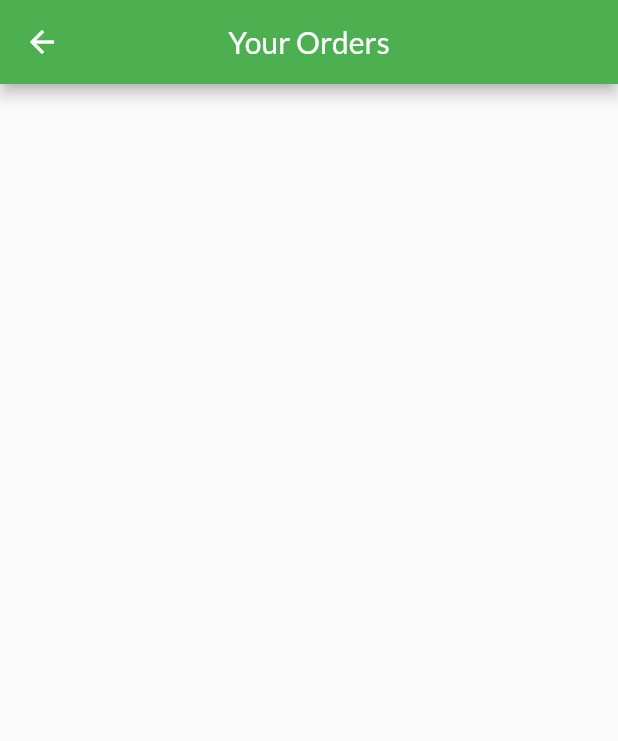
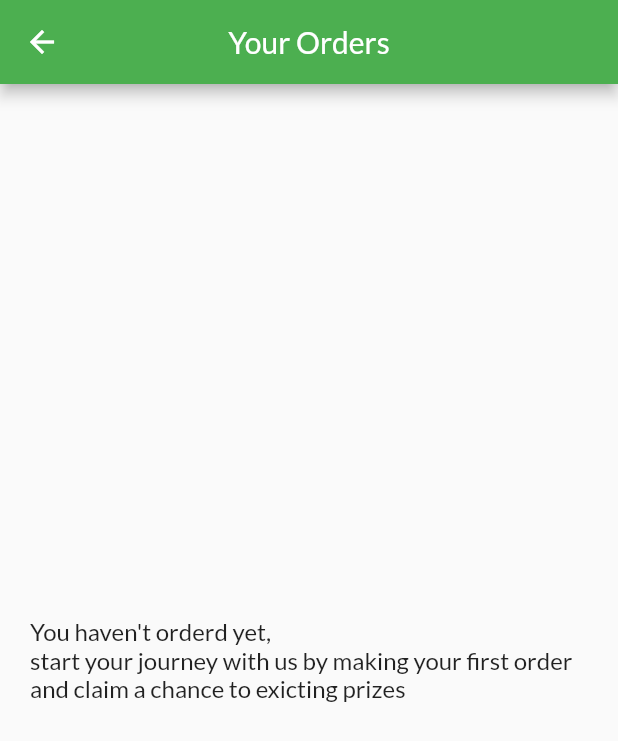
Before and after one commit to Karthik-Yadlapalli/flutter-shopping-app, a Flutter app: the OrdersScreen screen opened by its route, on a phone screen of 412 x 824 dp. Shown: the top 741 px of the screen. Run offline on Flutter 3.47's test engine with Material 2 defaults, Android fonts, the phone set to English and light mode, and no system bars; network calls fail.

Commit message:
orders to DB

```diff
--- a/lib/providers/products_provider.dart
+++ b/lib/providers/products_provider.dart
@@ -6,136 +6,7 @@ import 'products.dart';
 import 'package:http/http.dart' as http;
 
 class Products extends ChangeNotifier {
-  List<Product> _items = [
-    // Product(
-    //     id: "001",
-    //     title: "Ficus Bonsai Plant",
-    //     dimensions:
-    //         'We ship in a standard 10x10x60 cm containers for easy handling and safety of your products. The products are slightly bent at the bottom for perfect hold.',
-    //     material:
-    //         'These artificial flowers are made with real-touch plastic for exellent touch and feel.',
-    //     shipping_return_details:
-    //         'We offer same day shipping and 30 days return or exchange. Don\'t like the product you received? Get in touch with our team at +91 886652xxxx on Phone or Whatsapp.',
-    //     description:
-    //         "Artificial Ficus Bonsai Plant in a Ceramic Vase, Table/Desk Plant (6 Stems, 252 Leafs, 41 cm Tall, Mixed Material, Green)",
-    //     price: 19.99,
-    //     careInstruction:
-    //         'We believe in sustainable shopping experience. These plants are durable , and can easily withstand indoor weather conditions. Our plants and flowers are washable and pet-friendly too.',
-    //     imageUrl:
-    //         "https://media.istockphoto.com/id/1171494620/photo/bright-living-room-with-large-houseplant-on-wooden-floor-popular-house-plant.jpg?s=612x612&w=0&k=20&c=t8bELXss92Z5z5jxFpgJe_uacwCLDG62A_UppMQ3hUw="),
-    // Product(
-    //     id: "004",
-    //     title: "Bamboo Bonsai",
-    //     dimensions:
-    //         'We ship in a standard 10x10x60 cm containers for easy handling and safety of your products. The products are slightly bent at the bottom for perfect hold.',
-    //     material:
-    //         'These artificial flowers are made with real-touch plastic for exellent touch and feel.',
-    //     shipping_return_details:
-    //         'We offer same day shipping and 30 days return or exchange. Don\'t like the product you received? Get in touch with our team at +91 886652xxxx on Phone or Whatsapp.',
-    //     careInstruction:
-    //         'We believe in sustainable shopping experience. These plants are durable , and can easily withstand indoor weather conditions. Our plants and flowers are washable and pet-friendly too.',
-    //     description:
-    //         "Artificial Bamboo Bonsai Plant with Ceramic Pot, Table/Desk Plant (199 Leafs, 38 cm Tall, Mixed Material, Green)",
-    //     price: 24.99,
-    //     imageUrl:
-    //         "https://cdn.shopify.com/s/files/1/0403/2465/products/unnamed_1024x1024.jpg?v=1588659102"),
-    // Product(
-    //     id: "007",
-    //     title: "Bonsai Fiddle Leaf Plant",
-    //     dimensions:
-    //         'We ship in a standard 10x10x60 cm containers for easy handling and safety of your products. The products are slightly bent at the bottom for perfect hold.',
-    //     material:
-    //         'These artificial flowers are made with real-touch plastic for exellent touch and feel.',
-    //     shipping_return_details:
-    //         'We offer same day shipping and 30 days return or exchange. Don\'t like the product you received? Get in touch with our team at +91 886652xxxx on Phone or Whatsapp.',
-    //     careInstruction:
-    //         'We believe in sustainable shopping experience. These plants are durable , and can easily withstand indoor weather conditions. Our plants and flowers are washable and pet-friendly too.',
-    //     description:
-    //         "Artificial Bonsai Fiddle Leaf Plant with Ceramic Pot (29 cm, Green)",
-    //     price: 29.99,
-    //     imageUrl:
-    //         "https://cdn.shopify.com/s/files/1/0248/6983/products/ElhoVibeBlue_Monstera.jpg?v=1676332912"),
-    // Product(
-    //     id: "012",
-    //     title: "Artificial Plant Bonsai",
-    //     dimensions:
-    //         'We ship in a standard 10x10x60 cm containers for easy handling and safety of your products. The products are slightly bent at the bottom for perfect hold.',
-    //     material:
-    //         'These artificial flowers are made with real-touch plastic for exellent touch and feel.',
-    //     shipping_return_details:
-    //         'We offer same day shipping and 30 days return or exchange. Don\'t like the product you received? Get in touch with our team at +91 886652xxxx on Phone or Whatsapp.',
-    //     careInstruction:
-    //         'We believe in sustainable shopping experience. These plants are durable , and can easily withstand indoor weather conditions. Our plants and flowers are washable and pet-friendly too.',
-    //     description:
-    //         "Artificial Plant Bonsai in Grey Plastic Pot for Home Decor | Decoration Items for Living Room | Decorative Table Top Indoor Plants Bonsai for Office Desks & Counters (Banyan Bonsai)",
-    //     price: 34.99,
-    //     imageUrl:
-    //         "https://cdn.shopify.com/s/files/1/0697/4819/5626/products/815LBKcNpCL._SL1500.jpg?v=1675803554&width=493"),
-    // Product(
-    //     id: "015",
-    //     dimensions:
-    //         'We ship in a standard 10x10x60 cm containers for easy handling and safety of your products. The products are slightly bent at the bottom for perfect hold.',
-    //     material:
-    //         'These artificial flowers are made with real-touch plastic for exellent touch and feel.',
-    //     title: "Large Floor Areca Palm Plant",
-    //     careInstruction:
-    //         'We believe in sustainable shopping experience. These plants are durable , and can easily withstand indoor weather conditions. Our plants and flowers are washable and pet-friendly too.',
-    //     description:
-    //         "Artificial Large Floor Areca Palm Plant with/without Plastic Pot for Home Decor | Decoration Items for Living Room | Decorative Table-top Indoor Plants Bonsai for Office Desks & Counters",
-    //     price: 39.99,
-    //     shipping_return_details:
-    //         'We offer same day shipping and 30 days return or exchange. Don\'t like the product you received? Get in touch with our team at +91 886652xxxx on Phone or Whatsapp.',
-    //     imageUrl:
-    //         "https://cdn.shopify.com/s/files/1/0697/4819/5626/products/81jR5UU9y3L._SL1500.jpg?v=1672467599&width=493"),
-    // Product(
-    //     id: "018",
-    //     title: "Artificial Bamboo Big Size Plant",
-    //     dimensions:
-    //         'We ship in a standard 10x10x60 cm containers for easy handling and safety of your products. The products are slightly bent at the bottom for perfect hold.',
-    //     material:
-    //         'These artificial flowers are made with real-touch plastic for exellent touch and feel.',
-    //     shipping_return_details:
-    //         'We offer same day shipping and 30 days return or exchange. Don\'t like the product you received? Get in touch with our team at +91 886652xxxx on Phone or Whatsapp.',
-    //     careInstruction:
-    //         'We believe in sustainable shopping experience. These plants are durable , and can easily withstand indoor weather conditions. Our plants and flowers are washable and pet-friendly too.',
-    //     description:
-    //         "Artificial Bamboo Big Size Plant with Plastic Pot (Height - 5 Feet) (With / Without Pot)",
-    //     price: 14.99,
-    //     imageUrl:
-    //         "https://cdn.shopify.com/s/files/1/0697/4819/5626/products/81pnZz3BUrL._SL1500.jpg?v=1672468318&width=493"),
-    // Product(
-    //     id: "020",
-    //     title: "Artificial Daisy Flower Bunch",
-    //     dimensions:
-    //         'We ship in a standard 10x10x60 cm containers for easy handling and safety of your products. The products are slightly bent at the bottom for perfect hold.',
-    //     material:
-    //         'These artificial flowers are made with real-touch plastic for exellent touch and feel.',
-    //     shipping_return_details:
-    //         'We offer same day shipping and 30 days return or exchange. Don\'t like the product you received? Get in touch with our team at +91 886652xxxx on Phone or Whatsapp.',
-    //     careInstruction:
-    //         'We believe in sustainable shopping experience. These plants are durable , and can easily withstand indoor weather conditions. Our plants and flowers are washable and pet-friendly too.',
-    //     description:
-    //         "Artificial Daisy Flower Bunch in Grey Pot for Home Decoration (Height: 17 inches) | Faux Potted Flower Bouquets | Decoration Items for Living Room (Daisy Bush in Pot)",
-    //     price: 34.99,
-    //     imageUrl:
-    //         "https://cdn.shopify.com/s/files/1/0697/4819/5626/products/B0-AVG9-XQM6_2.jpg?v=1673963513&width=493"),
-    // Product(
-    //     id: "028",
-    //     dimensions:
-    //         'We ship in a standard 10x10x60 cm containers for easy handling and safety of your products. The products are slightly bent at the bottom for perfect hold.',
-    //     material:
-    //         'These artificial flowers are made with real-touch plastic for exellent touch and feel.',
-    //     description:
-    //         "Artificial Butterfly Orchid Flower Sticks for Home Decoration | Faux Flowers for Vases | Decoration Items for living room | 42 inches",
-    //     title: "Artificial Butterfly Orchid Flower Sticks",
-    //     shipping_return_details:
-    //         'We offer same day shipping and 30 days return or exchange. Don\'t like the product you received? Get in touch with our team at +91 886652xxxx on Phone or Whatsapp.',
-    //     careInstruction:
-    //         'We believe in sustainable shopping experience. These plants are durable , and can easily withstand indoor weather conditions. Our plants and flowers are washable and pet-friendly too.',
-    //     imageUrl:
-    //         "https://cdn.shopify.com/s/files/1/0697/4819/5626/products/81CRoFi2DpL._SL1500.jpg?v=1672468824&width=493",
-    //     price: 93.22)
-  ];
+  List<Product> _items = [];
 
   var _favoritesOnly = false;
 
--- a/lib/screens/orders_screen.dart
+++ b/lib/screens/orders_screen.dart
@@ -1,4 +1,4 @@
-// ignore_for_file: depend_on_referenced_packages
+// ignore_for_file: depend_on_referenced_packages, unused_field, unused_local_variable
 
 import 'package:flutter/material.dart';
 import 'package:shop_app/providers/orders.dart' show Orders;
@@ -8,18 +8,24 @@ import '../widgets/order_item.dart';
 class OrdersScreen extends StatefulWidget {
   const OrdersScreen({super.key});
   static const routeName = '/orders';
-
   @override
   State<OrdersScreen> createState() => _OrdersScreenState();
 }
 
 class _OrdersScreenState extends State<OrdersScreen> {
+  bool _isLoading = false;
+
   @override
   void initState() {
-    Future.delayed(Duration.zero).then((_) {
+    Future.delayed(const Duration(seconds: 2)).then((_) async {
+      setState(() {
+        _isLoading = true;
+      });
       Provider.of<Orders>(context, listen: false).fetchAndSetOrders();
+      setState(() {
+        _isLoading = false;
+      });
     });
-    // TODO: implement initState
     super.initState();
   }
 
@@ -31,10 +37,31 @@ class _OrdersScreenState extends State<OrdersScreen> {
           title: const Text("Your Orders"),
           centerTitle: true,
         ),
-        body: ListView.builder(
-          itemCount: orderData.orders.length,
-          itemBuilder: ((context, index) =>
-              OrderItems(items: orderData.orders[index])),
-        ));
+        body: _bodyWidget());
+  }
+
+  Widget _bodyWidget() {
+    Widget body;
+    final orderData = Provider.of<Orders>(context, listen: false);
+    if (_isLoading) {
+      body = const Center(child: CircularProgressIndicator());
+    } else if (orderData.orders.isEmpty) {
+      body = const Center(
+        child: Padding(
+          padding: EdgeInsets.all(20.0),
+          child: Text(
+            'You haven\'t orderd yet, \nstart your journey with us by making your first order and claim a chance to exicting prizes',
+            style: TextStyle(fontSize: 16),
+          ),
+        ),
+      );
+    } else {
+      body = ListView.builder(
+        itemCount: orderData.orders.length,
+        itemBuilder: ((context, index) =>
+            OrderItems(items: orderData.orders[index])),
+      );
+    }
+    return body;
   }
 }
--- a/lib/screens/products_overview_screen.dart
+++ b/lib/screens/products_overview_screen.dart
@@ -40,7 +40,6 @@ class _ProductsOverviewState extends State<ProductsOverview> {
       });
     }
     _isInit = false;
-    // TODO: implement didChangeDependencies
     super.didChangeDependencies();
   }
 
```
Also changed, not shown: lib/providers/orders.dart (+3 -5 lines), lib/screens/authentacation_screen.dart (added, +234 -0 lines), lib/screens/cart_screen.dart (+9 -3 lines), lib/screens/edit_product_screen.dart (+15 -0 lines).
